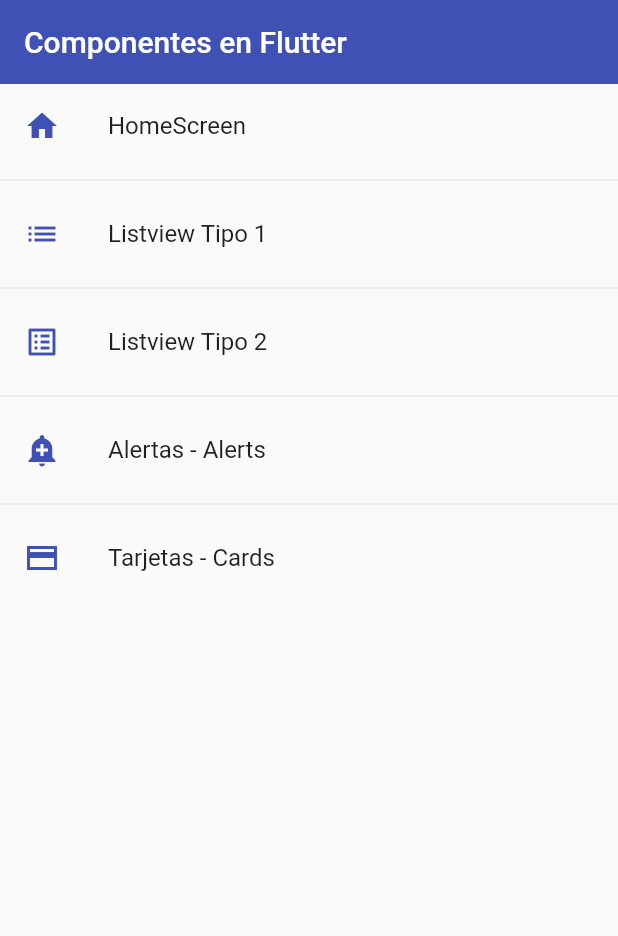
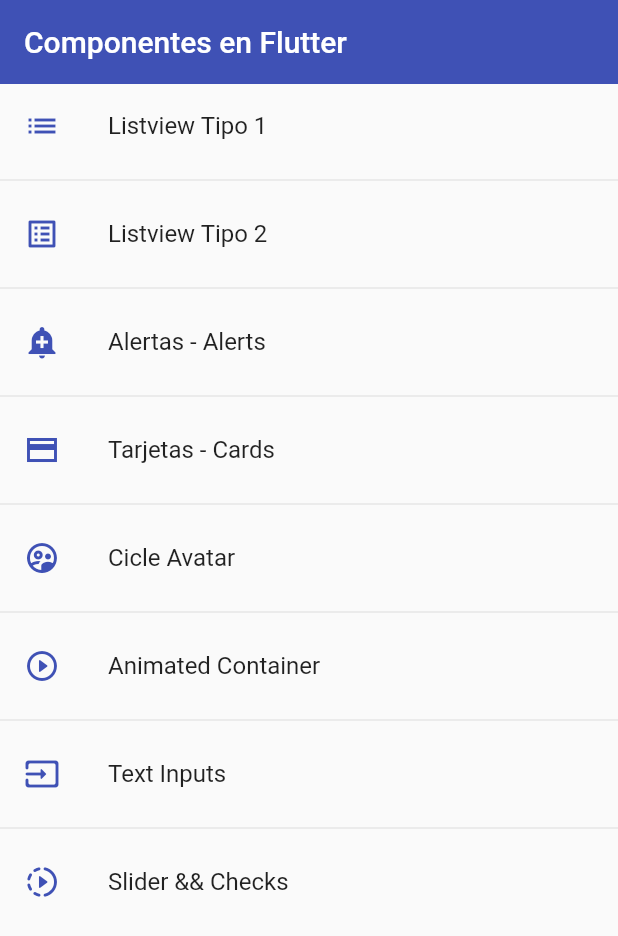
Before and after one commit to EdithGuaraca/Flutter_Components, a Flutter app: the screen it shows after launch, on a phone screen of 412 x 824 dp. Shown: the top 936 px of the screen. Run offline on Flutter 3.47's test engine with Material 2 defaults, Android fonts, the phone set to English and light mode, and no system bars.

Commit message:
Empiezo Check y Swiches 95

```diff
--- a/lib/router/app_routes.dart
+++ b/lib/router/app_routes.dart
@@ -1,37 +1,68 @@
-
 import 'package:fl_components/models/menu_options.dart';
 import 'package:flutter/material.dart';
 import 'package:fl_components/screens/screen.dart';
 
+class AppRoutes {
+  static const inicialRoutes =
+      'home'; // método estático propiedad sin necesidad de instanciar la clase
 
-class AppRoutes {
-
-  static const inicialRoutes = 'home'; // método estático propiedad sin necesidad de instanciar la clase
-
-  static final  menuOptions = <MenuOptions>[
+  static final menuOptions = <MenuOptions>[
     // TODO: borrar home
-    MenuOptions(route: 'home', icon: Icons.home, name: 'HomeScreen', screen: const HomeScreen()),
-    MenuOptions(route: 'listview1', icon: Icons.list, name: 'Listview Tipo 1', screen: const ListviewScreen1()),
-    MenuOptions(route: 'listview2', icon: Icons.list_alt, name: 'Listview Tipo 2', screen: const ListviewScreen2()),
-    MenuOptions(route: 'alert', icon: Icons.add_alert, name: 'Alertas - Alerts ', screen: const AlertScreen()),
-    MenuOptions(route: 'card', icon: Icons.credit_card_sharp, name: 'Tarjetas - Cards', screen: const CardScreen())
-
+    // MenuOptions(route: 'home', icon: Icons.home, name: 'HomeScreen', screen: const HomeScreen()),
+    MenuOptions(
+        route: 'listview1',
+        icon: Icons.list,
+        name: 'Listview Tipo 1',
+        screen: const ListviewScreen1()),
+    MenuOptions(
+        route: 'listview2',
+        icon: Icons.list_alt,
+        name: 'Listview Tipo 2',
+        screen: const ListviewScreen2()),
+    MenuOptions(
+        route: 'alert',
+        icon: Icons.add_alert,
+        name: 'Alertas - Alerts ',
+        screen: const AlertScreen()),
+    MenuOptions(
+        route: 'card',
+        icon: Icons.credit_card_sharp,
+        name: 'Tarjetas - Cards',
+        screen: const CardScreen()),
+    MenuOptions(
+        route: 'avatar',
+        icon: Icons.supervised_user_circle_outlined,
+        name: 'Cicle Avatar',
+        screen: const AvatarScreen()),
+    MenuOptions(
+        route: 'animated',
+        icon: Icons.play_circle_outline_rounded,
+        name: 'Animated Container',
+        screen: const AnimatedScreen()),
+    MenuOptions(
+        route: 'inputs',
+        icon: Icons.input_rounded,
+        name: 'Text Inputs',
+        screen: const InputsScreen()),
+    MenuOptions(
+        route: 'slider',
+        icon: Icons.slow_motion_video_rounded,
+        name: 'Slider && Checks',
+        screen: const SliderScreen()),
   ];
-
 
   //Metodo con las rutas de la app
   static Map<String, Widget Function(BuildContext)> getAppRoutes() {
-
     Map<String, Widget Function(BuildContext)> appRoutes = {};
 
-    for (final option in menuOptions){
-      appRoutes.addAll({option.route : (BuildContext context)=> option.screen});
+    appRoutes.addAll({'home': (BuildContext context) => const HomeScreen()});
+
+    for (final option in menuOptions) {
+      appRoutes.addAll({option.route: (BuildContext context) => option.screen});
     }
 
     return appRoutes;
   }
-
-
 
   // static Map<String, Widget Function(BuildContext)> routes = {
   //   'home': (BuildContext context) => const HomeScreen(),
@@ -41,13 +72,11 @@ class AppRoutes {
   //   'card': (BuildContext context) => const CardScreen(),
   // };
 
+  static Route<dynamic> onGenerateRoute(RouteSettings settings) {
+    // me sirve para trabajar con rutas dinamicas
 
-
-  static Route<dynamic> onGenerateRoute ( RouteSettings settings) { // me sirve para trabajar con rutas dinamicas
-
-      return MaterialPageRoute(
-          builder: (context) => const AlertScreen(),
-      );
+    return MaterialPageRoute(
+      builder: (context) => const AlertScreen(),
+    );
   }
-
 }
--- a/lib/screens/screen.dart
+++ b/lib/screens/screen.dart
@@ -3,3 +3,8 @@ export 'package:fl_components/screens/card_screen.dart';
 export 'package:fl_components/screens/listview1_creen.dart';
 export 'package:fl_components/screens/listview2_creen.dart';
 export 'package:fl_components/screens/home_screen.dart';
+export 'package:fl_components/screens/avatar_screen.dart';
+export 'package:fl_components/screens/animated_screen.dart';
+export 'package:fl_components/screens/inputs_screen.dart';
+export 'package:fl_components/screens/custum_input_field.dart';
+export 'package:fl_components/screens/slider_screen.dart';
--- a/lib/themes/app_theme.dart
+++ b/lib/themes/app_theme.dart
@@ -35,6 +35,27 @@ class AppTheme{
             ),
           ),
 
+        //InputText
+
+          inputDecorationTheme: const InputDecorationTheme(
+
+            floatingLabelStyle: TextStyle(color: primary),
+
+            enabledBorder: OutlineInputBorder(
+              borderSide: BorderSide(color: primary),
+              borderRadius: BorderRadius.only(bottomLeft: Radius.circular(10), topRight: Radius.circular(10))
+            ),
+
+            focusedBorder:  OutlineInputBorder(
+                borderSide: BorderSide(color: primary),
+                borderRadius: BorderRadius.only(bottomLeft: Radius.circular(10), topRight: Radius.circular(10))
+            ),
+
+            border: OutlineInputBorder(
+                borderRadius: BorderRadius.only(bottomLeft: Radius.circular(10), topRight: Radius.circular(10))
+            ),
+          )
+
 
 
 
```
Also changed, not shown: lib/screens/alert_screen.dart (+11 -14 lines), lib/screens/animated_screen.dart (added, +66 -0 lines), lib/screens/avatar_screen.dart (added, +30 -0 lines), lib/screens/custum_input_field.dart (added, +53 -0 lines), lib/screens/inputs_screen.dart (added, +103 -0 lines), lib/screens/slider_screen.dart (added, +48 -0 lines).
